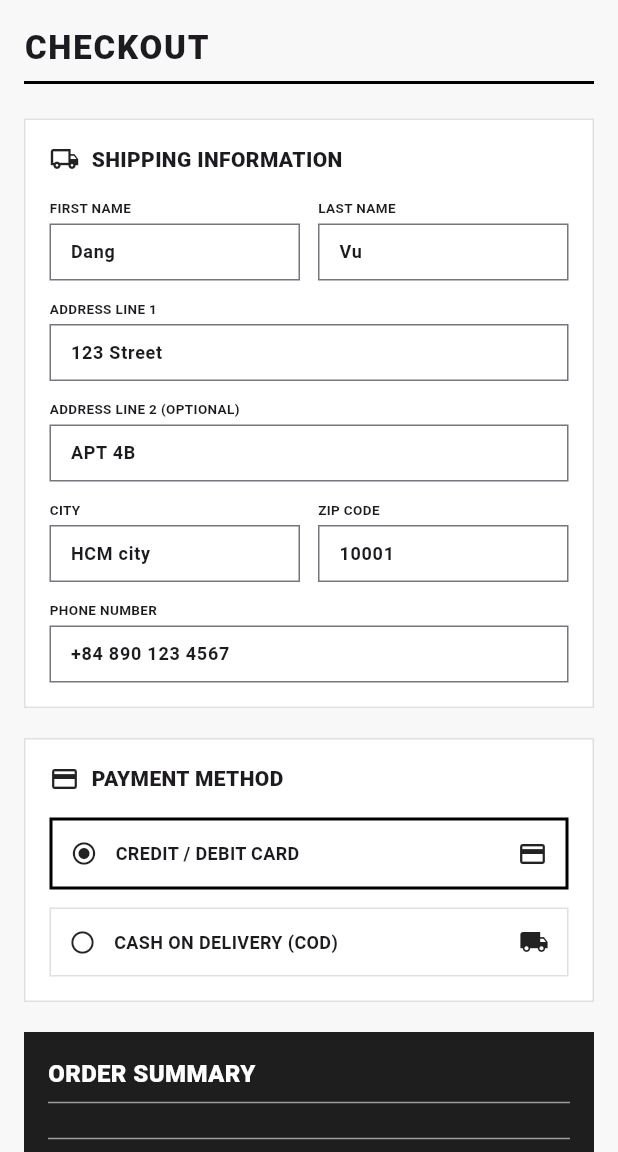
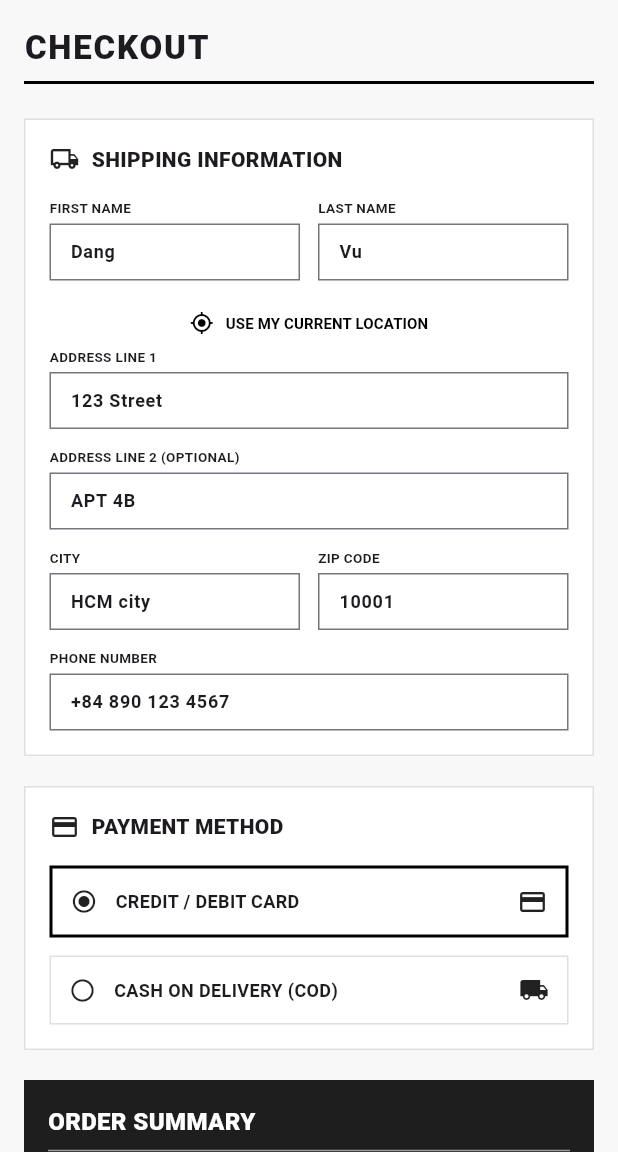
Before and after one commit to thanhvuu/flutter_bloc, a Flutter app: the CheckoutScreen screen opened by its route, on a phone screen of 412 x 824 dp, the part 84-1236 px from its top. Run offline on Flutter 3.47's test engine with Material 3 defaults, Android fonts, the phone set to English and light mode, and no system bars; our stand-ins replace bloc, bloc_concurrency, cloud_firestore, connectivity_plus, dio, easy_localization and 11 more; missing offline and left inert: flutter_stripe; accounts and stored records are empty; generated files the repository leaves out were written again; network calls fail; statements that could not run were skipped.

Commit message:
location_method_channel

```diff
--- /dev/null
+++ b/lib/core/blocs/location/cubit/location_cubit.dart
@@ -0,0 +1,24 @@
+import 'package:bloc/bloc.dart';
+import 'package:equatable/equatable.dart';
+import 'package:bloc_app_demo/domain/repositories/location_repository.dart';
+
+part 'location_state.dart';
+
+class LocationCubit extends Cubit<LocationState> {
+  final LocationRepository _repository;
+
+  LocationCubit({required LocationRepository repository})
+      : _repository = repository,
+        super(LocationInitial());
+
+  Future<void> fetchLocation() async {
+    emit(LocationLoading());
+
+    final result = await _repository.getUserLocation();
+
+        result.fold(
+      (failure) => emit(LocationError(failure.message)),
+      (location) => emit(LocationSuccess("${location.latitude}, ${location.longtitude}")),
+    );
+  }
+}
--- /dev/null
+++ b/lib/core/blocs/location/cubit/location_state.dart
@@ -0,0 +1,28 @@
+part of 'location_cubit.dart';
+
+sealed class LocationState extends Equatable {
+  const LocationState();
+
+  @override
+  List<Object?> get props => [];
+}
+
+final class LocationInitial extends LocationState {}
+final class LocationLoading extends LocationState {}
+final class LocationSuccess extends LocationState {
+  final String coordinates;
+
+  const LocationSuccess(this.coordinates);
+
+  @override
+  List<Object?> get props => [coordinates];
+}
+
+final class LocationError extends LocationState {
+  final String message;
+
+  const LocationError(this.message);
+
+  @override
+  List<Object?> get props => [message];
+}
--- a/lib/core/di/injection.dart
+++ b/lib/core/di/injection.dart
@@ -10,12 +10,14 @@ import 'package:bloc_app_demo/data/data_sources/order_remote_data_source.dart';
 import 'package:bloc_app_demo/core/hive_database/daos/product_dao.dart';
 import 'package:bloc_app_demo/data/data_sources/product_remote_data_source.dart';
 import 'package:bloc_app_demo/data/data_sources/product_local_data_source.dart';
+import 'package:bloc_app_demo/data/data_sources/implements/location_native_data_source_impl.dart';
 import 'package:bloc_app_demo/data/repositories/product_repository_impl.dart';
 import 'package:bloc_app_demo/data/repositories/auth_repository_impl.dart';
 import 'package:bloc_app_demo/data/repositories/order_repository_impl.dart';
 import 'package:bloc_app_demo/data/repositories/cart_repository_impl.dart';
 import 'package:bloc_app_demo/data/repositories/network_repository_impl.dart';
 import 'package:bloc_app_demo/data/repositories/payment_repository_impl.dart';
+import 'package:bloc_app_demo/data/repositories/location_repository_impl.dart';
 
 class Injection {
   late final ProductRepositoryImpl productRepository;
@@ -24,6 +26,7 @@ class Injection {
   late final OrderRepositoryImpl orderRepository;
   late final NetworkRepositoryImpl networkRepository;
   late final PaymentRepositoryImpl paymentRepository;
+  late final LocationRepositoryImpl locationRepository;
 
   Future<void> init() async {
     // Hive
@@ -49,7 +52,7 @@ class Injection {
     final localDataSource = ProductLocalDataSource(productDao: ProductDao());
     final cartLocalDataSource = CartLocalDataSource(cartDao: CartDao());
     final orderRemoteDataSource = OrderRemoteDataSource(restClient: restClient);
-
+    final locationNativeDataSource = LocationNativeDataSourceImpl();
 
     // Repository
     productRepository = ProductRepositoryImpl(
@@ -63,5 +66,6 @@ class Injection {
     networkRepository = NetworkRepositoryImpl();
     paymentRepository = PaymentRepositoryImpl(stripeClient: stripeClient);
     orderRepository = OrderRepositoryImpl(remoteDataSource: orderRemoteDataSource);
+    locationRepository = LocationRepositoryImpl(nativeDataSource: locationNativeDataSource);
   }
 }
--- /dev/null
+++ b/lib/data/data_sources/implements/location_native_data_source_impl.dart
@@ -0,0 +1,12 @@
+import 'package:flutter/services.dart';
+import 'package:bloc_app_demo/data/data_sources/interfaces/location_native_data_source.dart';
+
+class LocationNativeDataSourceImpl implements LocationNativeDataSource{
+  static const MethodChannel _channel = MethodChannel('com.eliteathlete/location');
+
+  @override
+  Future<String?> getCurrentLocation() async {
+    final String? result = await _channel.invokeMethod('getCurrentLocation');
+    return result;
+  }
+}
--- /dev/null
+++ b/lib/data/data_sources/interfaces/location_native_data_source.dart
@@ -0,0 +1,4 @@
+
+abstract class LocationNativeDataSource {
+  Future<String?> getCurrentLocation();
+}
--- /dev/null
+++ b/lib/domain/entities/location_point.dart
@@ -0,0 +1,6 @@
+class LocationPoint {
+  final double latitude;
+  final double longtitude;
+
+  LocationPoint({required this.latitude,required this.longtitude});
+}
--- /dev/null
+++ b/lib/domain/repositories/location_repository.dart
@@ -0,0 +1,7 @@
+import 'package:fpdart/fpdart.dart';
+import 'package:bloc_app_demo/core/errors/failures.dart';
+import 'package:bloc_app_demo/domain/entities/location_point.dart';
+
+abstract class LocationRepository {
+  Future<Either<Failure, LocationPoint>> getUserLocation();
+}
--- a/lib/features/payment/views/widgets/shipping_info_section.dart
+++ b/lib/features/payment/views/widgets/shipping_info_section.dart
@@ -8,9 +8,11 @@ class ShippingInfoSection extends StatelessWidget {
   final TextEditingController cityController;
   final TextEditingController zipCodeController;
   final TextEditingController phoneController;
+  final VoidCallback? onGetLocation;
+  final bool isLocationLoading;
 
-  const ShippingInfoSection({
-    super.key,
+  const ShippingInfoSection(
+      {super.key,
       required this.firstNameController,
       required this.lastNameController,
       required this.addressLine1Controller,
@@ -18,7 +20,8 @@ class ShippingInfoSection extends StatelessWidget {
       required this.cityController,
       required this.zipCodeController,
       required this.phoneController,
-  });
+      this.onGetLocation,
+      this.isLocationLoading = false});
 
   @override
   Widget build(BuildContext context) {
@@ -35,18 +38,45 @@ class ShippingInfoSection extends StatelessWidget {
             children: [
               Icon(Icons.local_shipping_outlined, size: 20),
               SizedBox(width: 8),
-              Text('SHIPPING INFORMATION', style: TextStyle(fontWeight: FontWeight.w900, fontSize: 14)),
+              Text('SHIPPING INFORMATION',
+                  style: TextStyle(fontWeight: FontWeight.w900, fontSize: 14)),
             ],
           ),
           const SizedBox(height: 16),
           Row(
             children: [
-              Expanded(child: _buildTextField('FIRST NAME', firstNameController)),
+              Expanded(
+                  child: _buildTextField('FIRST NAME', firstNameController)),
               const SizedBox(width: 12),
               Expanded(child: _buildTextField('LAST NAME', lastNameController)),
             ],
           ),
           const SizedBox(height: 12),
+          Center(
+            child: TextButton.icon(
+              onPressed: onGetLocation,
+              icon: isLocationLoading
+                  ? const SizedBox(
+                      width: 16,
+                      height: 16,
+                      child: CircularProgressIndicator(
+                          strokeWidth: 2, color: Colors.black))
+                  : const Icon(Icons.gps_fixed, size: 16, color: Colors.black),
+              label: const Text(
+                'USE MY CURRENT LOCATION',
+                style: TextStyle(
+                    color: Colors.black,
+                    fontSize: 10,
+                    fontWeight: FontWeight.bold),
+              ),
+              style: TextButton.styleFrom(
+                padding:
+                    const EdgeInsets.symmetric(horizontal: 16, vertical: 8),
+                minimumSize: Size.zero,
+                tapTargetSize: MaterialTapTargetSize.shrinkWrap,
+              ),
+            ),
+          ),
           _buildTextField('ADDRESS LINE 1', addressLine1Controller),
           const SizedBox(height: 12),
           _buildTextField('ADDRESS LINE 2 (OPTIONAL)', addressLine2Controller),
@@ -69,7 +99,8 @@ class ShippingInfoSection extends StatelessWidget {
     return Column(
       crossAxisAlignment: CrossAxisAlignment.start,
       children: [
-        Text(label, style: const TextStyle(fontSize: 9, fontWeight: FontWeight.bold)),
+        Text(label,
+            style: const TextStyle(fontSize: 9, fontWeight: FontWeight.bold)),
         const SizedBox(height: 4),
         TextField(
           controller: controller,
--- a/lib/main.dart
+++ b/lib/main.dart
@@ -67,6 +67,9 @@ class MyApp extends StatelessWidget {
         BlocProvider<PaymentBloc>(
           create: (context) => PaymentBloc(paymentRepository: injection.paymentRepository),
         ),
+        BlocProvider(
+          create: (context) => LocationCubit(repository: Injection().locationRepository),
+),
       ],
       child: MaterialApp.router(
 
```
Also changed, not shown: lib/data/repositories/location_repository_impl.dart (added, +44 -0 lines), 3 other files. Lines whose indentation alone changed are shown as unchanged.
